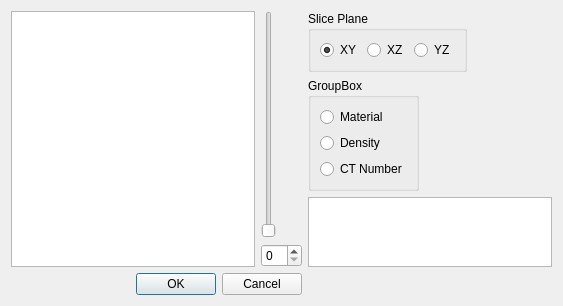
eNorris/thesis, file doctors/geomdialog.ui: the form before one commit.
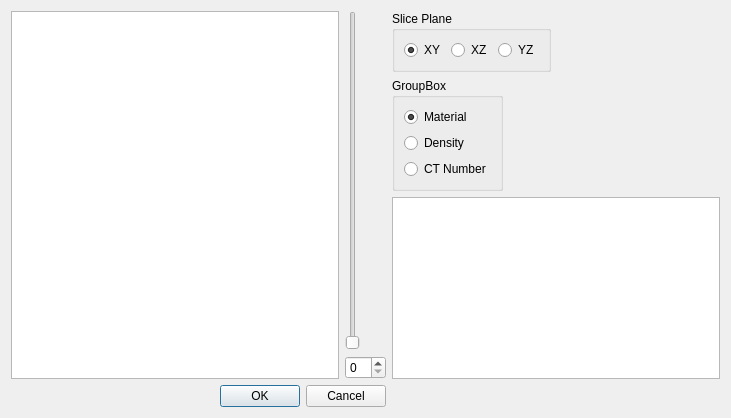
The form after the commit. Custom widgets are drawn as their Qt base class.

```diff
--- a/doctors/geomdialog.ui
+++ b/doctors/geomdialog.ui
@@ -6,8 +6,8 @@
    <rect>
     <x>0</x>
     <y>0</y>
-    <width>563</width>
-    <height>300</height>
+    <width>731</width>
+    <height>418</height>
    </rect>
   </property>
   <property name="windowTitle">
@@ -120,6 +120,9 @@
           <property name="text">
            <string>Material</string>
           </property>
+          <property name="checked">
+           <bool>true</bool>
+          </property>
          </widget>
         </item>
         <item>
```
Left out of the diff: 6 changed lines with no effect on the pictures.
